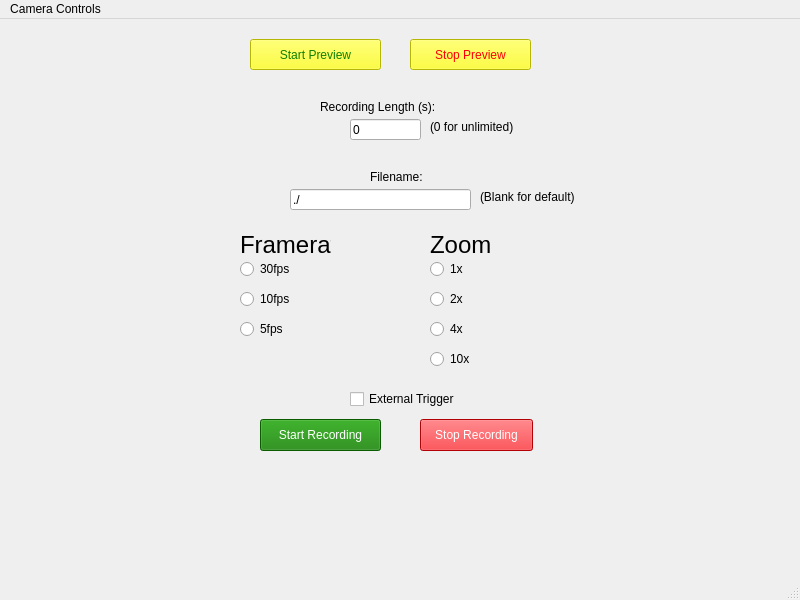
Before: the Qt Designer form UI/cam_gui.ui in neuroimlabpitt/Pupilometry-UI, drawn with Qt 5.
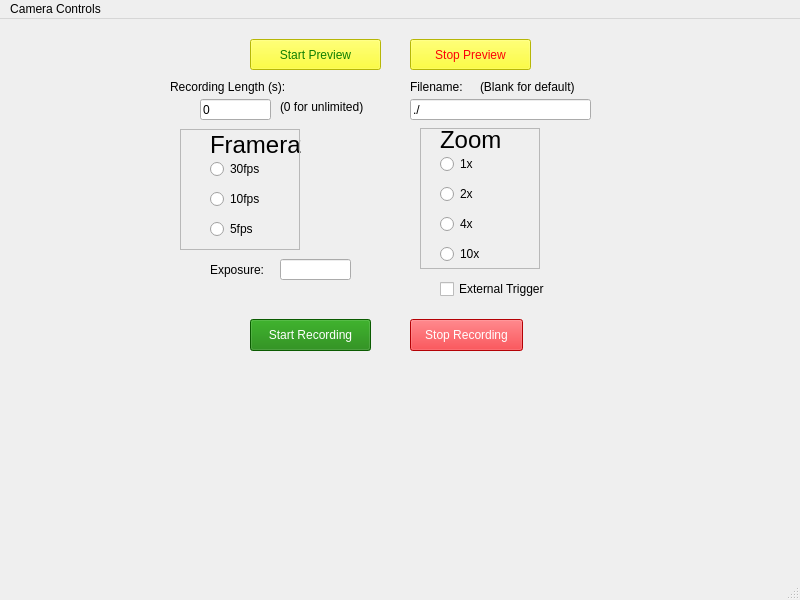
After: the same form once the commit is applied.

```diff
--- a/UI/cam_gui.ui
+++ b/UI/cam_gui.ui
@@ -51,8 +51,8 @@
    <widget class="QLineEdit" name="RecordingTime">
     <property name="geometry">
      <rect>
-      <x>350</x>
-      <y>100</y>
+      <x>200</x>
+      <y>80</y>
       <width>71</width>
       <height>21</height>
      </rect>
@@ -64,8 +64,8 @@
    <widget class="QLabel" name="label">
     <property name="geometry">
      <rect>
-      <x>320</x>
-      <y>80</y>
+      <x>170</x>
+      <y>60</y>
       <width>141</width>
       <height>16</height>
      </rect>
@@ -77,8 +77,8 @@
    <widget class="QLabel" name="label_2">
     <property name="geometry">
      <rect>
-      <x>430</x>
-      <y>100</y>
+      <x>280</x>
+      <y>80</y>
       <width>101</width>
       <height>16</height>
      </rect>
@@ -90,8 +90,8 @@
    <widget class="QLineEdit" name="lineEdit">
     <property name="geometry">
      <rect>
-      <x>290</x>
-      <y>170</y>
+      <x>410</x>
+      <y>80</y>
       <width>181</width>
       <height>21</height>
      </rect>
@@ -103,8 +103,8 @@
    <widget class="QLabel" name="label_3">
     <property name="geometry">
      <rect>
-      <x>370</x>
-      <y>150</y>
+      <x>410</x>
+      <y>60</y>
       <width>61</width>
       <height>16</height>
      </rect>
@@ -117,7 +117,7 @@
     <property name="geometry">
      <rect>
       <x>480</x>
-      <y>170</y>
+      <y>60</y>
       <width>111</width>
       <height>16</height>
      </rect>
@@ -129,8 +129,8 @@
    <widget class="QRadioButton" name="radioButton">
     <property name="geometry">
      <rect>
-      <x>240</x>
-      <y>240</y>
+      <x>210</x>
+      <y>140</y>
       <width>100</width>
       <height>20</height>
      </rect>
@@ -142,8 +142,8 @@
    <widget class="QRadioButton" name="radioButton_2">
     <property name="geometry">
      <rect>
-      <x>240</x>
-      <y>270</y>
+      <x>210</x>
+      <y>170</y>
       <width>100</width>
       <height>20</height>
      </rect>
@@ -155,8 +155,8 @@
    <widget class="QRadioButton" name="radioButton_3">
     <property name="geometry">
      <rect>
-      <x>240</x>
-      <y>300</y>
+      <x>210</x>
+      <y>200</y>
       <width>100</width>
       <height>20</height>
      </rect>
@@ -168,8 +168,8 @@
    <widget class="QRadioButton" name="radioButton_4">
     <property name="geometry">
      <rect>
-      <x>430</x>
-      <y>240</y>
+      <x>440</x>
+      <y>135</y>
       <width>100</width>
       <height>20</height>
      </rect>
@@ -181,8 +181,8 @@
    <widget class="QRadioButton" name="radioButton_5">
     <property name="geometry">
      <rect>
-      <x>430</x>
-      <y>270</y>
+      <x>440</x>
+      <y>165</y>
       <width>100</width>
       <height>20</height>
      </rect>
@@ -194,8 +194,8 @@
    <widget class="QRadioButton" name="radioButton_6">
     <property name="geometry">
      <rect>
-      <x>430</x>
-      <y>300</y>
+      <x>440</x>
+      <y>195</y>
       <width>100</width>
       <height>20</height>
      </rect>
@@ -207,8 +207,8 @@
    <widget class="QRadioButton" name="radioButton_7">
     <property name="geometry">
      <rect>
-      <x>430</x>
-      <y>330</y>
+      <x>440</x>
+      <y>225</y>
       <width>100</width>
       <height>20</height>
      </rect>
@@ -220,8 +220,8 @@
    <widget class="QLabel" name="label_5">
     <property name="geometry">
      <rect>
-      <x>430</x>
-      <y>215</y>
+      <x>440</x>
+      <y>110</y>
       <width>60</width>
       <height>21</height>
      </rect>
@@ -238,8 +238,8 @@
    <widget class="QLabel" name="label_6">
     <property name="geometry">
      <rect>
-      <x>240</x>
-      <y>210</y>
+      <x>210</x>
+      <y>110</y>
       <width>91</width>
       <height>31</height>
      </rect>
@@ -256,8 +256,8 @@
    <widget class="QCheckBox" name="checkBox">
     <property name="geometry">
      <rect>
-      <x>350</x>
-      <y>370</y>
+      <x>440</x>
+      <y>260</y>
       <width>121</width>
       <height>20</height>
      </rect>
@@ -269,8 +269,8 @@
    <widget class="QPushButton" name="pushButton">
     <property name="geometry">
      <rect>
-      <x>260</x>
-      <y>400</y>
+      <x>250</x>
+      <y>300</y>
       <width>121</width>
       <height>32</height>
      </rect>
@@ -286,8 +286,8 @@
    <widget class="QPushButton" name="pushButton_2">
     <property name="geometry">
      <rect>
-      <x>420</x>
-      <y>400</y>
+      <x>410</x>
+      <y>300</y>
       <width>113</width>
       <height>32</height>
      </rect>
@@ -300,6 +300,61 @@
      <string>Stop Recording</string>
     </property>
    </widget>
+   <widget class="QLineEdit" name="Exposure">
+    <property name="geometry">
+     <rect>
+      <x>280</x>
+      <y>240</y>
+      <width>71</width>
+      <height>21</height>
+     </rect>
+    </property>
+   </widget>
+   <widget class="QLabel" name="label_7">
+    <property name="geometry">
+     <rect>
+      <x>210</x>
+      <y>240</y>
+      <width>81</width>
+      <height>21</height>
+     </rect>
+    </property>
+    <property name="text">
+     <string>Exposure:</string>
+    </property>
+   </widget>
+   <widget class="QFrame" name="FRFrame">
+    <property name="geometry">
+     <rect>
+      <x>180</x>
+      <y>110</y>
+      <width>120</width>
+      <height>121</height>
+     </rect>
+    </property>
+    <property name="frameShape">
+     <enum>QFrame::StyledPanel</enum>
+    </property>
+    <property name="frameShadow">
+     <enum>QFrame::Raised</enum>
+    </property>
+   </widget>
+   <widget class="QFrame" name="ZOOMFrame">
+    <property name="geometry">
+     <rect>
+      <x>420</x>
+      <y>109</y>
+      <width>120</width>
+      <height>141</height>
+     </rect>
+    </property>
+    <property name="frameShape">
+     <enum>QFrame::StyledPanel</enum>
+    </property>
+    <property name="frameShadow">
+     <enum>QFrame::Raised</enum>
+    </property>
+   </widget>
   </widget>
   <widget class="QMenuBar" name="menubar">
    <property name="geometry">
```
Left out of the diff: 22 changed lines with no effect on the pictures.
